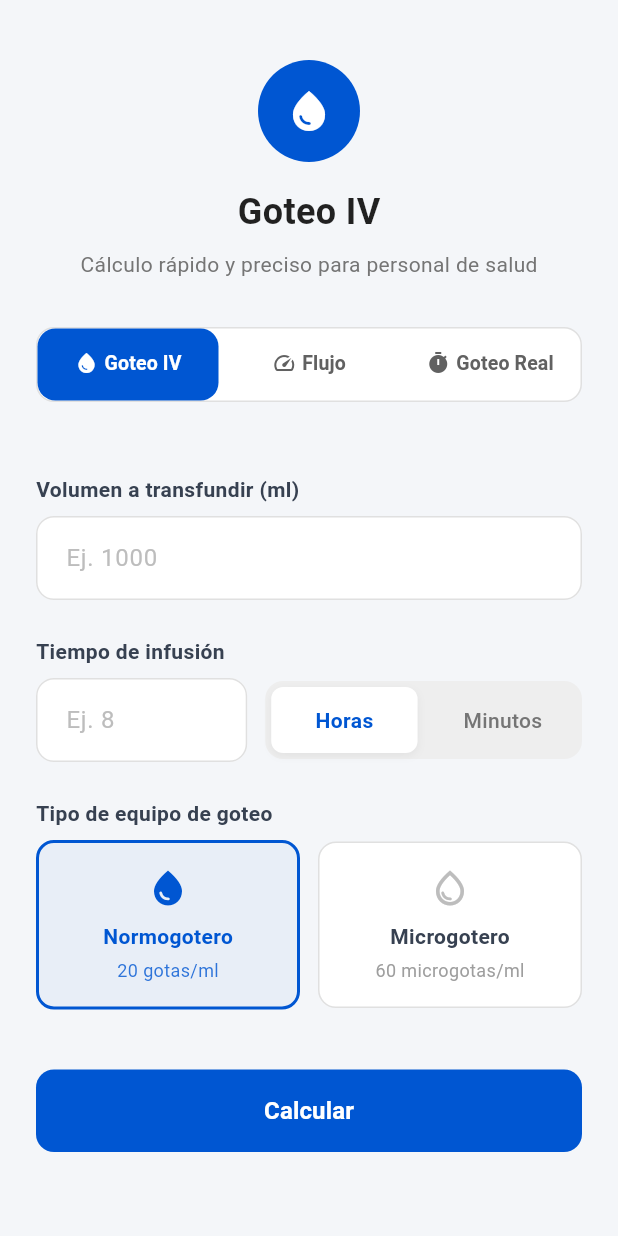
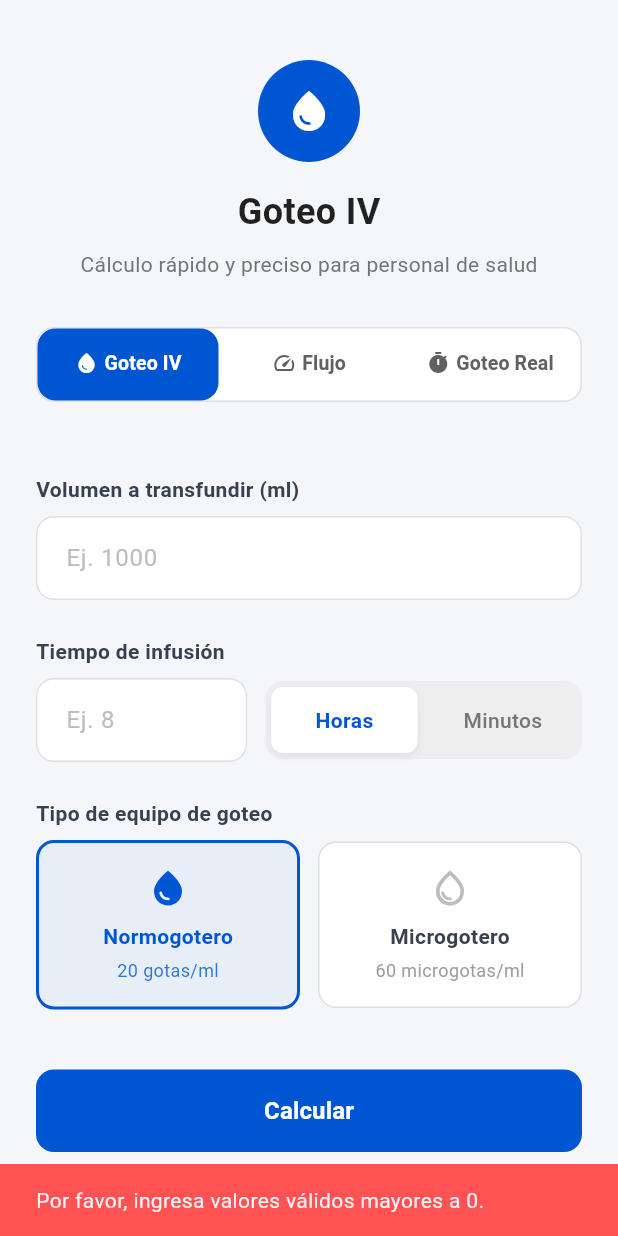
Before and after one commit to danielibarra182-afk/nursestation-, a Flutter app: the CalculadoraMaestraScreen screen opened directly, after a tap on "Calcular", on a phone screen of 412 x 824 dp. Run offline on Flutter 3.47's test engine with Material 3 defaults, Android fonts, the phone set to English and light mode, and no system bars; our stand-ins replace audioplayers, hive, hive_flutter, vibration; accounts and stored records are empty; generated files the repository leaves out were written again.

Commit message:
flujoiv terminado

```diff
--- a/lib/screens/goteo_flujo/goteo_iv_view.dart
+++ b/lib/screens/goteo_flujo/goteo_iv_view.dart
@@ -146,7 +146,7 @@ class _GoteoIVViewState extends State<GoteoIVView> with SingleTickerProviderStat
           _buildLabel('Volumen a transfundir (ml)'),
           TextField(
             controller: _volumenController,
-            keyboardType: TextInputType.number,
+            keyboardType: const TextInputType.numberWithOptions(decimal: true),
             decoration: _buildInputDecoration('Ej. 1000'),
           ),
           const SizedBox(height: 24),
@@ -160,7 +160,7 @@ class _GoteoIVViewState extends State<GoteoIVView> with SingleTickerProviderStat
                 flex: 2,
                 child: TextField(
                   controller: _tiempoController,
-                  keyboardType: TextInputType.number,
+                  keyboardType: const TextInputType.numberWithOptions(decimal: true),
                   decoration: _buildInputDecoration('Ej. 8'),
                 ),
               ),
@@ -261,8 +261,8 @@ class _GoteoIVViewState extends State<GoteoIVView> with SingleTickerProviderStat
               FocusScope.of(context).unfocus(); // Ocultar el teclado al calcular
               _detenerGuia(); // Detener si estaba corriendo una guía previa
 
-              final double volumen = double.tryParse(_volumenController.text) ?? 0;
-              final double tiempo = double.tryParse(_tiempoController.text) ?? 0;
+              final double volumen = double.tryParse(_volumenController.text.replaceAll(',', '.')) ?? 0;
+              final double tiempo = double.tryParse(_tiempoController.text.replaceAll(',', '.')) ?? 0;
 
               if (volumen > 0 && tiempo > 0) {
                 final int factorGoteo = _isNormogotero ? 20 : 60;
@@ -280,6 +280,13 @@ class _GoteoIVViewState extends State<GoteoIVView> with SingleTickerProviderStat
                     isHoras: _isHoras,
                   );
                 });
+              } else {
+                ScaffoldMessenger.of(context).showSnackBar(
+                  const SnackBar(
+                    content: Text('Por favor, ingresa valores válidos mayores a 0.'),
+                    backgroundColor: Colors.redAccent,
+                  ),
+                );
               }
             },
             style: ElevatedButton.styleFrom(
--- a/pubspec.yaml
+++ b/pubspec.yaml
@@ -28,3 +28,6 @@ dev_dependencies:
 
 flutter:
   uses-material-design: true
+
+  assets:
+    - assets/audio/gota.mp3
```
Also changed, not shown: lib/services/goteo_flujo/adjustment_service.dart (+11 -2 lines), flutter_01.png, flutter_02.png (deleted), flutter_03.png (deleted), 1 other file.
